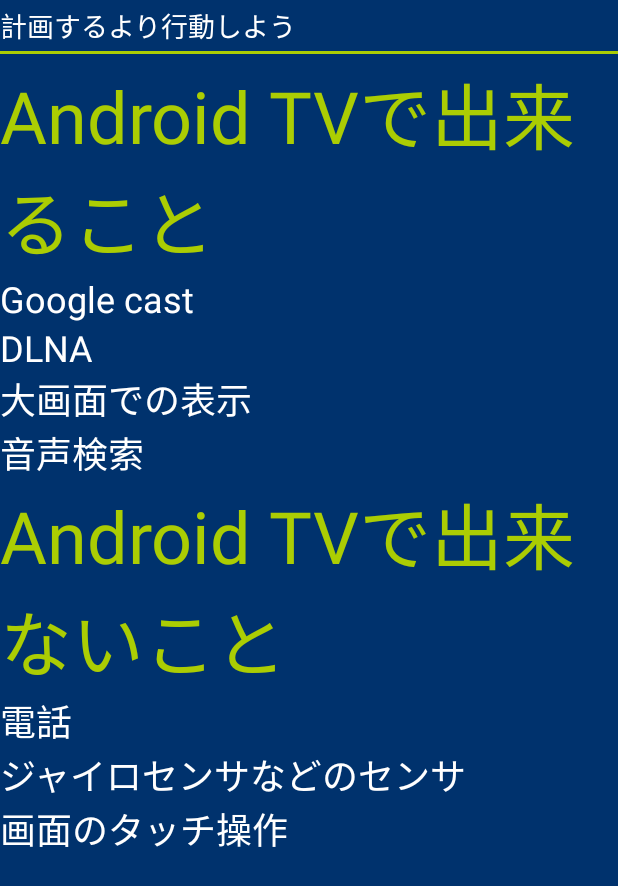
After one commit to yusugiyama/tv, an Android app: the fragment TvFragment shown on its own in the app's theme, on a phone screen of 412 x 824 dp. The commit adds this screen. Shown: the top 886 px of the screen. Run offline under Robolectric (Android 15) with nearby library versions, the phone set to English and light mode, and no system bars.

Commit message:
いろいろ

```diff
--- a/app/src/main/AndroidManifest.xml
+++ b/app/src/main/AndroidManifest.xml
@@ -9,7 +9,9 @@
         android:roundIcon="@mipmap/ic_launcher_round"
         android:supportsRtl="true"
         android:theme="@style/AppTheme">
-        <activity android:name=".MainActivity">
+        <activity android:name=".MainActivity"
+            android:screenOrientation="landscape"
+            >
             <intent-filter>
                 <action android:name="android.intent.action.MAIN" />
 
--- a/app/src/main/java/com/example/oremo/tv/FragmentEnum.java
+++ b/app/src/main/java/com/example/oremo/tv/FragmentEnum.java
@@ -8,7 +8,7 @@ import android.support.v4.app.Fragment;
 
 public enum FragmentEnum {
 
-    hyoushi(1, "表紙", new Fragment1());
+    hyoushi(1, "表紙", new HyoushiFragment());
 
     private int page;
     private String name;
--- a/app/src/main/java/com/example/oremo/tv/Fragmetn6.java
+++ b/app/src/main/java/com/example/oremo/tv/Fragmetn6.java
@@ -59,7 +59,7 @@ public class Fragmetn6 extends Fragment {
     public View onCreateView(LayoutInflater inflater, ViewGroup container,
                              Bundle savedInstanceState) {
         // Inflate the layout for this fragment
-        return inflater.inflate(R.layout.fragment_fragmet6, container, false);
+        return inflater.inflate(R.layout.fragment_fragment6, container, false);
     }
 
 }
--- a/app/src/main/java/com/example/oremo/tv/MainActivity.java
+++ b/app/src/main/java/com/example/oremo/tv/MainActivity.java
@@ -71,8 +71,6 @@ public class MainActivity extends AppCompatActivity {
 
         fragments = FragmentEnum.values();
 
-        FragmentEnum.hyoushi.getFragment();
-        Fragment1 fragment1 = new Fragment1();
         leftSlide = new Slide();
         leftSlide.setSlideEdge(Gravity.LEFT);
         rightSlide = new Slide();
--- /dev/null
+++ b/app/src/main/java/com/example/oremo/tv/TvFragment.java
@@ -0,0 +1,59 @@
+package com.example.oremo.tv;
+
+
+import android.os.Bundle;
+import android.support.v4.app.Fragment;
+import android.view.LayoutInflater;
+import android.view.View;
+import android.view.ViewGroup;
+
+public class TvFragment extends Fragment {
+    // TODO: Rename parameter arguments, choose names that match
+    // the fragment initialization parameters, e.g. ARG_ITEM_NUMBER
+    private static final String ARG_PARAM1 = "param1";
+    private static final String ARG_PARAM2 = "param2";
+
+    // TODO: Rename and change types of parameters
+    private String mParam1;
+    private String mParam2;
+
+
+    public TvFragment() {
+        // Required empty public constructor
+    }
+
+    /**
+     * Use this factory method to create a new instance of
+     * this fragment using the provided parameters.
+     *
+     * @param param1 Parameter 1.
+     * @param param2 Parameter 2.
+     * @return A new instance of fragment Fragment4.
+     */
+    // TODO: Rename and change types and number of parameters
+    public static TvFragment newInstance(String param1, String param2) {
+        TvFragment fragment = new TvFragment();
+        Bundle args = new Bundle();
+        args.putString(ARG_PARAM1, param1);
+        args.putString(ARG_PARAM2, param2);
+        fragment.setArguments(args);
+        return fragment;
+    }
+
+    @Override
+    public void onCreate(Bundle savedInstanceState) {
+        super.onCreate(savedInstanceState);
+        if (getArguments() != null) {
+            mParam1 = getArguments().getString(ARG_PARAM1);
+            mParam2 = getArguments().getString(ARG_PARAM2);
+        }
+    }
+
+    @Override
+    public View onCreateView(LayoutInflater inflater, ViewGroup container,
+                             Bundle savedInstanceState) {
+        // Inflate the layout for this fragment
+        return inflater.inflate(R.layout.fragment_tv, container, false);
+    }
+
+}
--- /dev/null
+++ b/app/src/main/res/layout/fragment_tv.xml
@@ -0,0 +1,80 @@
+<FrameLayout xmlns:android="http://schemas.android.com/apk/res/android"
+    xmlns:tools="http://schemas.android.com/tools"
+    android:layout_width="match_parent"
+    android:layout_height="match_parent"
+    android:background="@color/colorNavy"
+    tools:context="com.example.oremo.tv.TvFragment">
+
+    <!-- TODO: Update blank fragment layout -->
+    <include layout="@layout/header"
+        android:layout_width="match_parent"
+        android:layout_height="wrap_content"/>
+    <ScrollView
+        android:layout_width="match_parent"
+        android:layout_height="wrap_content">
+    <LinearLayout
+        android:layout_width="match_parent"
+        android:layout_height="match_parent"
+        android:layout_marginTop="40dp"
+        android:orientation="vertical">
+
+        <TextView
+            android:layout_width="match_parent"
+            android:layout_height="wrap_content"
+            android:textColor="@color/colorGreen"
+            android:textSize="48dp"
+            android:text= "Android TVで出来ること"/>
+        <TextView
+            android:layout_width="match_parent"
+            android:layout_height="wrap_content"
+            android:textColor="@color/white"
+            android:textSize="24dp"
+            android:text= "Google cast"/>
+        <TextView
+            android:layout_width="match_parent"
+            android:layout_height="wrap_content"
+            android:textColor="@color/white"
+            android:textSize="24dp"
+            android:text= "DLNA"/>
+        <TextView
+            android:layout_width="match_parent"
+            android:layout_height="wrap_content"
+            android:textColor="@color/white"
+            android:textSize="24dp"
+            android:text= "大画面での表示"/>
+        <TextView
+            android:layout_width="match_parent"
+            android:layout_height="wrap_content"
+            android:textColor="@color/white"
+            android:textSize="24dp"
+            android:text= "音声検索"/>
+
+
+        <TextView
+            android:layout_width="match_parent"
+            android:layout_height="wrap_content"
+            android:textColor="@color/colorGreen"
+            android:textSize="48dp"
+            android:text= "Android TVで出来ないこと"/>
+        <TextView
+            android:layout_width="match_parent"
+            android:layout_height="wrap_content"
+            android:textColor="@color/white"
+            android:textSize="24dp"
+            android:text= "電話"/>
+        <TextView
+            android:layout_width="match_parent"
+            android:layout_height="wrap_content"
+            android:textColor="@color/white"
+            android:textSize="24dp"
+            android:text= "ジャイロセンサなどのセンサ"/>
+        <TextView
+            android:layout_width="match_parent"
+            android:layout_height="wrap_content"
+            android:textColor="@color/white"
+            android:textSize="24dp"
+            android:text= "画面のタッチ操作"/>
+    </LinearLayout>
+    </ScrollView>
+
+</FrameLayout>
--- /dev/null
+++ b/app/src/main/res/values/dimen.xml
@@ -0,0 +1,5 @@
+<?xml version="1.0" encoding="utf-8"?>
+<resources>
+    <dimen name="small">18dp</dimen>
+    <dimen name="large">40dp</dimen>
+</resources>
```
Also changed, not shown: app/src/main/java/com/example/oremo/tv/HyoushiFragment.java (renamed from app/src/main/java/com/example/oremo/tv/Fragment1.java, +5 -30 lines), app/src/main/res/layout/fragment_fragment4.xml (deleted, +0 -13 lines), app/src/main/res/layout/fragment_fragment6.xml (renamed from app/src/main/res/layout/fragment_fragmet6.xml), app/src/main/res/layout/fragment_hyoushi.xml (renamed from app/src/main/res/layout/fragment_fragment1.xml).
